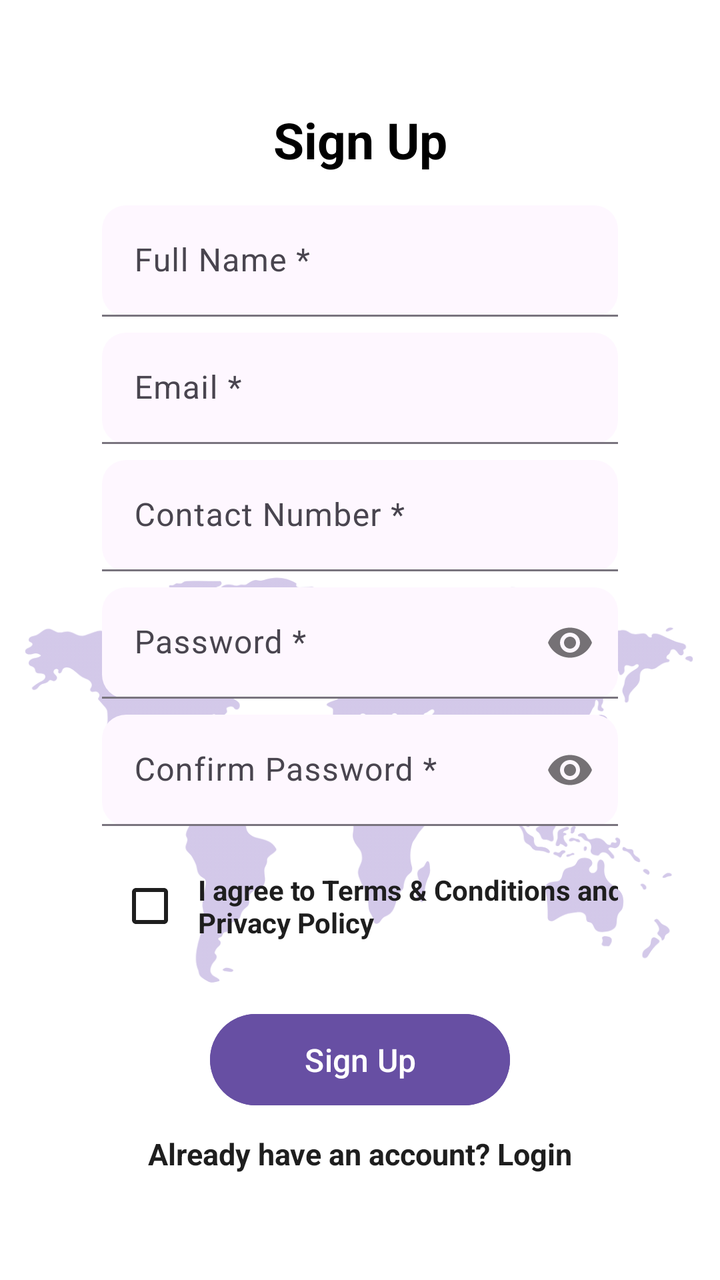
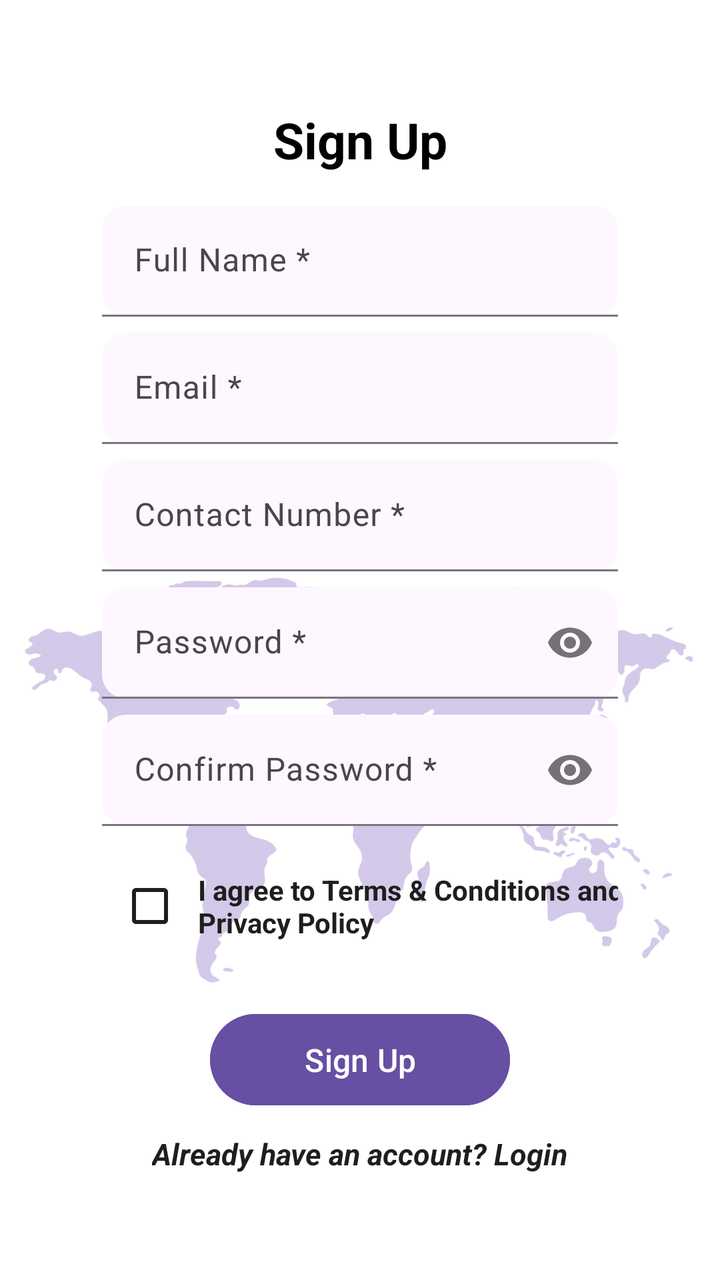

Two renders of the same Android screen: before a commit and after it. Below are the layout's source before the change and the commit's diff.
<!-- AndroidManifest.xml: application theme Theme.Material3.Light.NoActionBar -->
<!-- res/layout/activity_registration.xml -->
<RelativeLayout xmlns:android="http://schemas.android.com/apk/res/android"
    xmlns:app="http://schemas.android.com/apk/res-auto"
    xmlns:tools="http://schemas.android.com/tools"
    android:layout_width="match_parent"
    android:layout_height="match_parent"
    android:background="#FFFFFF"
    android:padding="1dp">

    <ImageView
        android:id="@+id/background_image"
        android:layout_width="match_parent"
        android:layout_height="match_parent"
        android:alpha="0.5"
        android:scaleType="centerCrop"
        android:src="@drawable/new_bg" />

    <ScrollView
        android:layout_width="match_parent"
        android:layout_height="match_parent"
        android:fillViewport="true">

        <LinearLayout
            android:id="@+id/main"
            android:layout_width="match_parent"
            android:layout_height="wrap_content"
            android:gravity="center"
            android:orientation="vertical"
            android:padding="50dp"
            tools:context=".registration">

            <TextView
                android:layout_width="match_parent"
                android:layout_height="wrap_content"
                android:paddingBottom="16dp"
                android:text="Sign Up"
                android:textAlignment="center"
                android:textColor="@color/black"
                android:textSize="25sp"
                android:textStyle="bold" />

            
            <com.google.android.material.textfield.TextInputLayout
                android:id="@+id/name_layout"
                android:layout_width="match_parent"
                android:layout_height="wrap_content"
                android:paddingBottom="8dp"
                app:boxBackgroundMode="filled"
                app:boxCornerRadiusBottomEnd="12dp"
                app:boxCornerRadiusBottomStart="12dp"
                app:boxCornerRadiusTopEnd="12dp"
                app:boxCornerRadiusTopStart="12dp">

                <com.google.android.material.textfield.TextInputEditText
                    android:id="@+id/name"
                    android:layout_width="match_parent"
                    android:layout_height="wrap_content"
                    android:hint="Full Name *" />

            </com.google.android.material.textfield.TextInputLayout>

            
            <com.google.android.material.textfield.TextInputLayout
                android:id="@+id/email_layout"
                android:layout_width="match_parent"
                android:layout_height="wrap_content"
                android:paddingBottom="8dp"
                app:boxBackgroundMode="filled"
                app:boxCornerRadiusBottomEnd="12dp"
                app:boxCornerRadiusBottomStart="12dp"
                app:boxCornerRadiusTopEnd="12dp"
                app:boxCornerRadiusTopStart="12dp">

                <com.google.android.material.textfield.TextInputEditText
                    android:id="@+id/email"
                    android:layout_width="match_parent"
                    android:layout_height="wrap_content"
                    android:hint="Email *"
                    android:inputType="textEmailAddress" />

            </com.google.android.material.textfield.TextInputLayout>

            
            <com.google.android.material.textfield.TextInputLayout
                android:id="@+id/contact_number_layout"
                android:layout_width="match_parent"
                android:layout_height="wrap_content"
                android:paddingBottom="8dp"
                app:boxBackgroundMode="filled"
                app:boxCornerRadiusBottomEnd="12dp"
                app:boxCornerRadiusBottomStart="12dp"
                app:boxCornerRadiusTopEnd="12dp"
                app:boxCornerRadiusTopStart="12dp">

                <com.google.android.material.textfield.TextInputEditText
                    android:id="@+id/phone_num"
                    android:layout_width="match_parent"
                    android:layout_height="wrap_content"
                    android:hint="Contact Number *"
                    android:inputType="phone" />

            </com.google.android.material.textfield.TextInputLayout>

            
            <com.google.android.material.textfield.TextInputLayout
                android:id="@+id/password_layout"
                android:layout_width="match_parent"
                android:layout_height="wrap_content"
                android:paddingBottom="8dp"
                app:boxBackgroundMode="filled"
                app:boxCornerRadiusBottomEnd="12dp"
                app:boxCornerRadiusBottomStart="12dp"
                app:boxCornerRadiusTopEnd="12dp"
                app:boxCornerRadiusTopStart="12dp"
                app:passwordToggleEnabled="true">

                <com.google.android.material.textfield.TextInputEditText
                    android:id="@+id/password"
                    android:layout_width="match_parent"
                    android:layout_height="wrap_content"
                    android:hint="Password *"
                    android:inputType="textPassword" />

            </com.google.android.material.textfield.TextInputLayout>

            
            <com.google.android.material.textfield.TextInputLayout
                android:id="@+id/confirm_password_layout"
                android:layout_width="match_parent"
                android:layout_height="wrap_content"
                android:paddingBottom="16dp"
                app:boxBackgroundMode="filled"
                app:boxCornerRadiusBottomEnd="12dp"
                app:boxCornerRadiusBottomStart="12dp"
                app:boxCornerRadiusTopEnd="12dp"
                app:boxCornerRadiusTopStart="12dp"
                app:passwordToggleEnabled="true">

                <com.google.android.material.textfield.TextInputEditText
                    android:id="@+id/confirm_password"
                    android:layout_width="match_parent"
                    android:layout_height="wrap_content"
                    android:hint="Confirm Password *"
                    android:inputType="textPassword" />

            </com.google.android.material.textfield.TextInputLayout>

            
            <LinearLayout
                android:layout_width="wrap_content"
                android:layout_height="wrap_content"
                android:layout_gravity="center"
                android:gravity="center_vertical"
                android:orientation="horizontal"
                android:paddingBottom="16dp">

                <CheckBox
                    android:id="@+id/checkbox_terms"
                    android:layout_width="wrap_content"
                    android:layout_height="wrap_content"
                    app:buttonTint="#1E1E1E" />

                <TextView
                    android:id="@+id/tv_terms_and_policy"
                    android:layout_width="217dp"
                    android:layout_height="wrap_content"
                    android:text="I agree to Terms &amp; Conditions and Privacy Policy"
                    android:textColor="#1E1E1E"
                    android:textSize="14sp"
                    android:textStyle="bold" />

            </LinearLayout>

            
            <Button
                android:id="@+id/btn_sign_up"
                android:layout_width="150dp"
                android:layout_height="wrap_content"
                android:layout_marginTop="10dp"
                android:backgroundTint="#674FA3"
                android:gravity="center"
                android:padding="12dp"
                android:text="Sign Up"
                android:textColor="@color/white"
                android:textSize="16sp" />

            
            <TextView
                android:id="@+id/tv_login"
                android:layout_width="wrap_content"
                android:layout_height="wrap_content"
                android:layout_marginTop="10dp"
                android:clickable="true"
                android:focusable="true"
                android:text="Already have an account? Login"
                android:textColor="#1E1E1E"
                android:textSize="15sp"
                android:textStyle="bold" />
        </LinearLayout>
    </ScrollView>
</RelativeLayout>
<!-- resources referenced by this layout -->
<resources>
  <color name="black">#000000</color>
  <color name="white">#FFFFFF</color>
  <!-- drawable new_bg: png bitmap (drawable, 93542 bytes) -->
</resources>

<!-- the commit's change to res/layout/activity_registration.xml (unified diff, before → after) -->
@@ -192,9 +192,10 @@
                 android:clickable="true"
                 android:focusable="true"
                 android:text="Already have an account? Login"
+                android:textAllCaps="false"
                 android:textColor="#1E1E1E"
                 android:textSize="15sp"
-                android:textStyle="bold" />
+                android:textStyle="bold|italic" />
         </LinearLayout>
     </ScrollView>
 </RelativeLayout>
